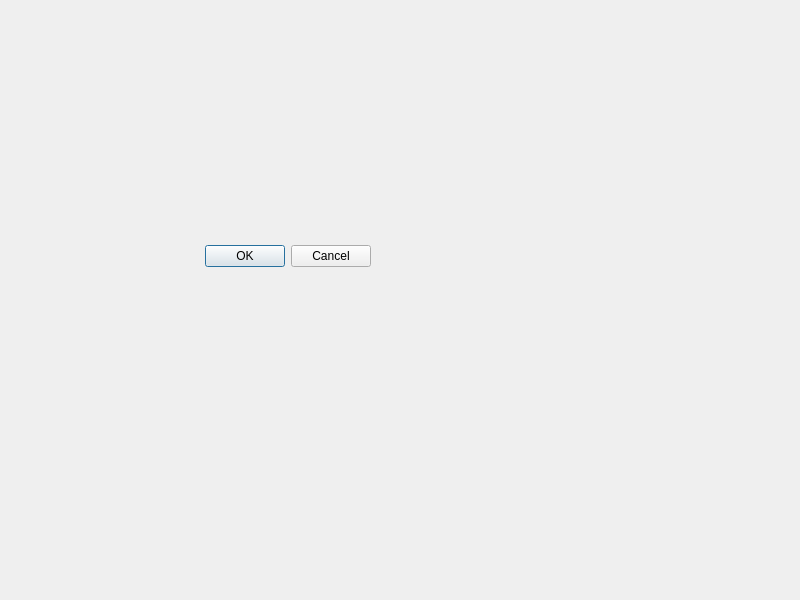
The window that info_silo/UI/stock_search.ui (austinschaaf1/455_final) describes before a commit, drawn with Qt 5.
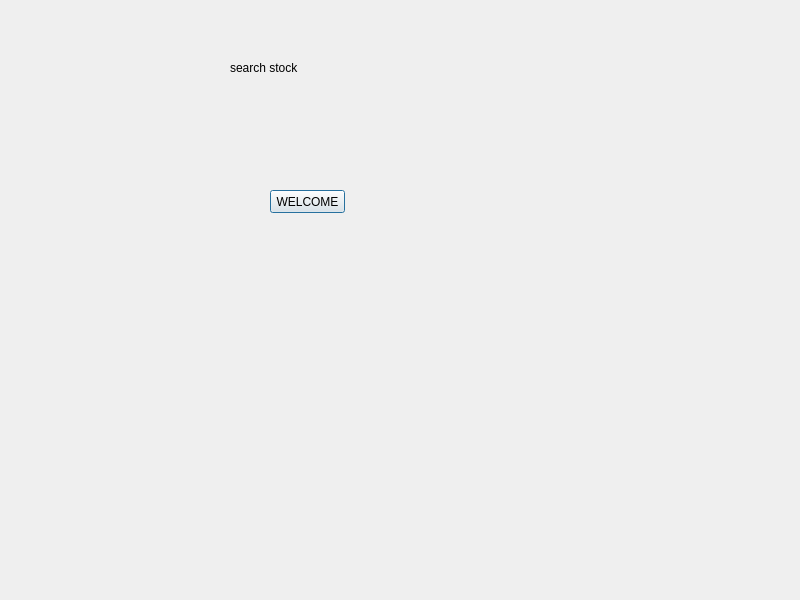
The same window after the commit.

Diff of the .ui file:
```diff
--- a/info_silo/UI/stock_search.ui
+++ b/info_silo/UI/stock_search.ui
@@ -25,20 +25,30 @@
   <property name="windowTitle">
    <string>Dialog</string>
   </property>
-  <widget class="QDialogButtonBox" name="buttonBox">
+  <widget class="QLabel" name="label">
    <property name="geometry">
     <rect>
-     <x>30</x>
-     <y>240</y>
-     <width>341</width>
-     <height>32</height>
+     <x>230</x>
+     <y>60</y>
+     <width>181</width>
+     <height>16</height>
     </rect>
    </property>
-   <property name="orientation">
-    <enum>Qt::Horizontal</enum>
+   <property name="text">
+    <string>search stock</string>
    </property>
-   <property name="standardButtons">
-    <set>QDialogButtonBox::Cancel|QDialogButtonBox::Ok</set>
+  </widget>
+  <widget class="QPushButton" name="Welcome">
+   <property name="geometry">
+    <rect>
+     <x>270</x>
+     <y>190</y>
+     <width>75</width>
+     <height>23</height>
+    </rect>
+   </property>
+   <property name="text">
+    <string>WELCOME</string>
    </property>
   </widget>
  </widget>
```
Left out of the diff: 35 changed lines with no effect on the pictures.
